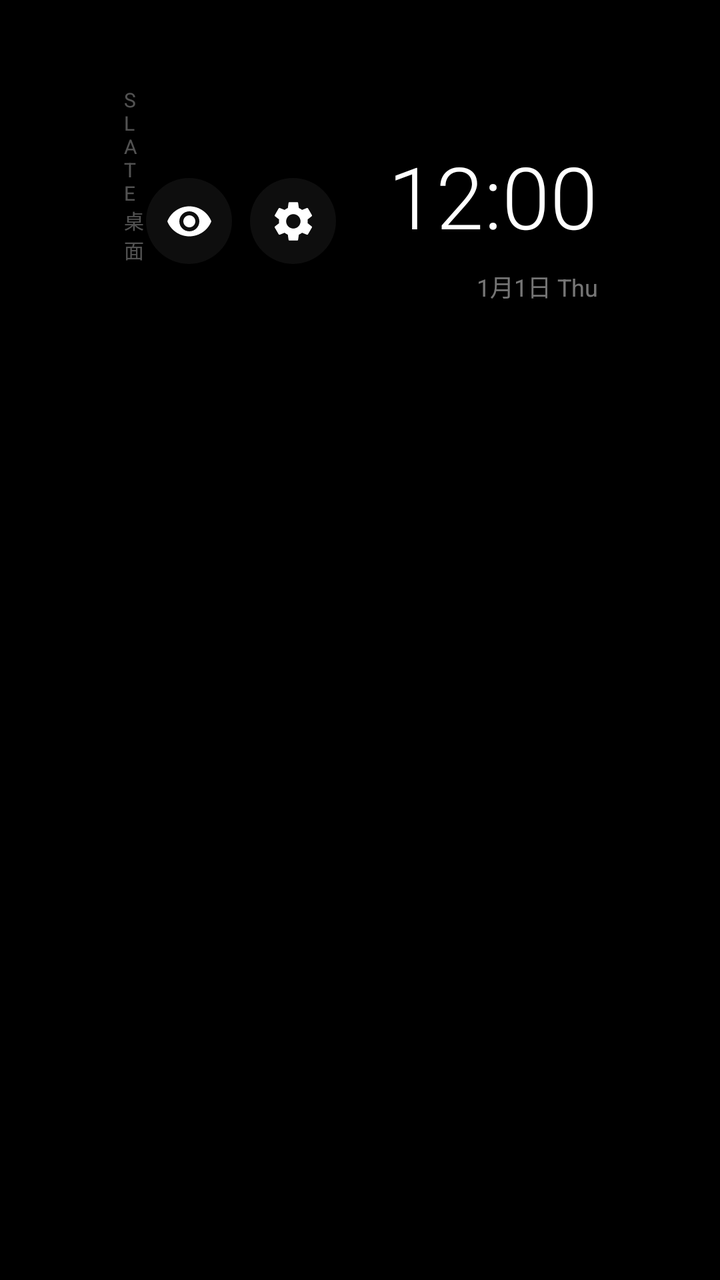
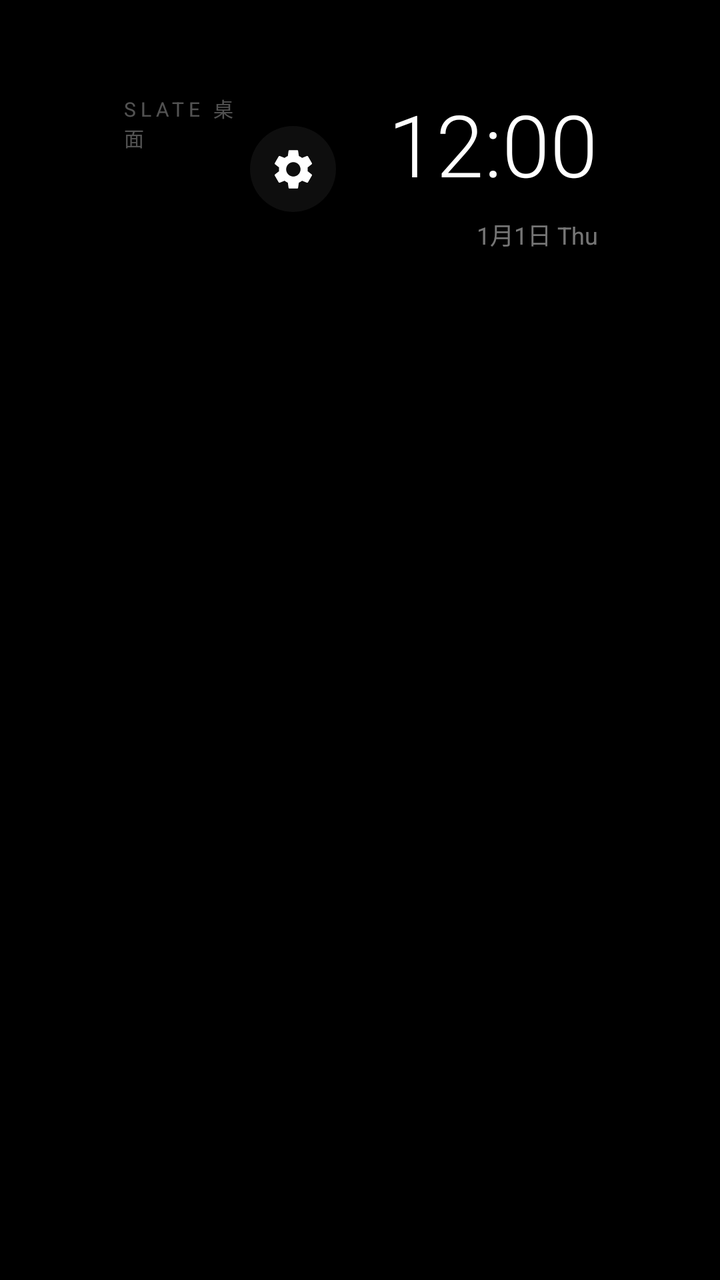

Before-and-after screenshots of an Android layout around one commit, followed by the original layout XML and the change that was made.
<!-- AndroidManifest.xml: application theme Theme.Slate -->
<!-- res/layout/main.xml -->
<?xml version="1.0" encoding="utf-8"?>
<LinearLayout xmlns:android="http://schemas.android.com/apk/res/android"
    android:layout_width="match_parent"
    android:layout_height="match_parent"
    android:background="@color/background"
    android:orientation="vertical">

    <LinearLayout
        android:layout_width="match_parent"
        android:layout_height="wrap_content"
        android:gravity="center_vertical"
        android:paddingStart="@dimen/edge"
        android:paddingTop="43dp"
        android:paddingEnd="@dimen/edge"
        android:paddingBottom="16dp">

        <LinearLayout
            android:layout_width="0dp"
            android:layout_height="wrap_content"
            android:layout_weight="1"
            android:orientation="vertical">

            <TextView
                android:layout_width="wrap_content"
                android:layout_height="wrap_content"
                android:letterSpacing="0.22"
                android:text="@string/eyebrow"
                android:textColor="@color/text_eyebrow"
                android:textSize="10sp" />

            <TextView
                android:id="@+id/title"
                android:layout_width="match_parent"
                android:layout_height="wrap_content"
                android:layout_marginTop="6dp"
                android:ellipsize="end"
                android:fontFamily="sans-serif-light"
                android:maxLines="1"
                android:textColor="@color/text_primary"
                android:textSize="@dimen/title_size" />
        </LinearLayout>

        <ImageButton
            android:id="@+id/hidden"
            android:layout_width="@dimen/tool_size"
            android:layout_height="@dimen/tool_size"
            android:background="@drawable/btn_bg"
            android:contentDescription="@string/hidden_apps"
            android:focusable="true"
            android:src="@drawable/ic_hidden"
            android:tint="@color/btn_tint" />

        <ImageButton
            android:id="@+id/settings"
            android:layout_width="@dimen/tool_size"
            android:layout_height="@dimen/tool_size"
            android:layout_marginStart="9dp"
            android:background="@drawable/btn_bg"
            android:contentDescription="@string/settings"
            android:focusable="true"
            android:src="@drawable/ic_settings"
            android:tint="@color/btn_tint" />

        <LinearLayout
            android:layout_width="wrap_content"
            android:layout_height="wrap_content"
            android:layout_marginStart="26dp"
            android:gravity="end"
            android:orientation="vertical">

            <TextClock
                android:layout_width="wrap_content"
                android:layout_height="wrap_content"
                android:fontFamily="sans-serif-light"
                android:format12Hour="h:mm"
                android:format24Hour="HH:mm"
                android:textColor="#FFFFFF"
                android:textSize="@dimen/clock_size" />

            <TextClock
                android:layout_width="wrap_content"
                android:layout_height="wrap_content"
                android:layout_marginTop="8dp"
                android:format12Hour="M月d日 EEE"
                android:format24Hour="M月d日 EEE"
                android:textColor="@color/text_secondary"
                android:textSize="12sp" />
        </LinearLayout>
    </LinearLayout>

    <FrameLayout
        android:layout_width="match_parent"
        android:layout_height="0dp"
        android:layout_weight="1">

        <ScrollView
            android:id="@+id/scroll"
            android:layout_width="match_parent"
            android:layout_height="match_parent"
            android:clipChildren="false"
            android:clipToPadding="false"
            android:fillViewport="true"
            android:paddingTop="8dp"
            android:paddingBottom="32dp"
            android:scrollbars="none">

            <FrameLayout
                android:layout_width="match_parent"
                android:layout_height="match_parent"
                android:clipChildren="false"
                android:gravity="center">

                <GridLayout
                    android:id="@+id/grid"
                    android:layout_width="wrap_content"
                    android:layout_height="wrap_content"
                    android:layout_gravity="center"
                    android:clipChildren="false"
                    android:columnCount="4" />
            </FrameLayout>
        </ScrollView>

        <TextView
            android:id="@+id/empty"
            android:layout_width="wrap_content"
            android:layout_height="wrap_content"
            android:layout_gravity="center"
            android:text="@string/empty"
            android:textColor="@color/text_secondary"
            android:textSize="16sp"
            android:visibility="gone" />
    </FrameLayout>
</LinearLayout>
<!-- resources referenced by this layout -->
<resources>
  <color name="background">#FF000000</color>
  <color name="text_eyebrow">#52FFFFFF</color>
  <color name="text_primary">#F0FFFFFF</color>
  <color name="text_secondary">#75FFFFFF</color>
  <dimen name="clock_size">43sp</dimen>
  <dimen name="edge">61dp</dimen>
  <dimen name="title_size">30sp</dimen>
  <dimen name="tool_size">43dp</dimen>
  <!-- drawable btn_bg (drawable) -->
  <?xml version="1.0" encoding="utf-8"?>
  <selector xmlns:android="http://schemas.android.com/apk/res/android">
      <item android:state_focused="true">
          <shape android:shape="oval">
              <solid android:color="#FFFFFF" />
          </shape>
      </item>
      <item android:drawable="@drawable/btn_bg_normal" />
  </selector>
  <!-- drawable ic_hidden (drawable) -->
  <vector xmlns:android="http://schemas.android.com/apk/res/android"
      android:width="24dp"
      android:height="24dp"
      android:viewportWidth="24"
      android:viewportHeight="24">
      <path
          android:fillColor="#FFFFFFFF"
          android:pathData="M12,4.5C7,4.5 2.73,7.61 1,12c1.73,4.39 6,7.5 11,7.5s9.27,-3.11 11,-7.5c-1.73,-4.39 -6,-7.5 -11,-7.5zM12,17c-2.76,0 -5,-2.24 -5,-5s2.24,-5 5,-5 5,2.24 5,5 -2.24,5 -5,5zM12,9c-1.66,0 -3,1.34 -3,3s1.34,3 3,3 3,-1.34 3,-3 -1.34,-3 -3,-3z" />
  </vector>
  <!-- drawable ic_settings (drawable) -->
  <vector xmlns:android="http://schemas.android.com/apk/res/android"
      android:width="24dp"
      android:height="24dp"
      android:viewportWidth="24"
      android:viewportHeight="24">
      <path
          android:fillColor="#FFFFFFFF"
          android:pathData="M19.14,12.94c0.04,-0.3 0.06,-0.61 0.06,-0.94c0,-0.32 -0.02,-0.64 -0.07,-0.94l2.03,-1.58c0.18,-0.14 0.23,-0.41 0.12,-0.61l-1.92,-3.32c-0.12,-0.22 -0.37,-0.29 -0.59,-0.22l-2.39,0.96c-0.5,-0.38 -1.03,-0.7 -1.62,-0.94L14.4,2.81c-0.04,-0.24 -0.24,-0.41 -0.48,-0.41h-3.84c-0.24,0 -0.43,0.17 -0.47,0.41L9.25,5.35C8.66,5.59 8.12,5.92 7.63,6.29L5.24,5.33c-0.22,-0.08 -0.47,0 -0.59,0.22L2.74,8.87C2.62,9.08 2.66,9.34 2.86,9.48l2.03,1.58C4.84,11.36 4.8,11.69 4.8,12s0.02,0.64 0.07,0.94l-2.03,1.58c-0.18,0.14 -0.23,0.41 -0.12,0.61l1.92,3.32c0.12,0.22 0.37,0.29 0.59,0.22l2.39,-0.96c0.5,0.38 1.03,0.7 1.62,0.94l0.36,2.54c0.05,0.24 0.24,0.41 0.48,0.41h3.84c0.24,0 0.44,-0.17 0.47,-0.41l0.36,-2.54c0.59,-0.24 1.13,-0.56 1.62,-0.94l2.39,0.96c0.22,0.08 0.47,0 0.59,-0.22l1.92,-3.32c0.12,-0.22 0.07,-0.47 -0.12,-0.61L19.14,12.94zM12,15.6c-1.98,0 -3.6,-1.62 -3.6,-3.6s1.62,-3.6 3.6,-3.6s3.6,1.62 3.6,3.6S13.98,15.6 12,15.6z" />
  </vector>
  <string name="empty">没有找到可启动的应用</string>
  <string name="eyebrow">SLATE 桌面</string>
  <string name="hidden_apps">已隐藏的应用</string>
  <string name="settings">设置</string>
  <style name="Theme.Slate" parent="android:Theme.Material.NoActionBar">
          <item name="android:windowBackground">@color/background</item>
          <item name="android:windowFullscreen">true</item>
          <item name="android:windowShowWallpaper">false</item>
          <item name="android:colorAccent">@color/accent</item>
      </style>
  <!-- drawable btn_bg_normal (drawable) -->
  <?xml version="1.0" encoding="utf-8"?>
  <shape xmlns:android="http://schemas.android.com/apk/res/android" android:shape="oval">
      <solid android:color="#0EFFFFFF" />
  </shape>
  <color name="accent">#FFFFFFFF</color>
</resources>

<!-- the commit's change to res/layout/main.xml (unified diff, before → after) -->
@@ -41,20 +41,9 @@
         </LinearLayout>
 
         <ImageButton
-            android:id="@+id/hidden"
-            android:layout_width="@dimen/tool_size"
-            android:layout_height="@dimen/tool_size"
-            android:background="@drawable/btn_bg"
-            android:contentDescription="@string/hidden_apps"
-            android:focusable="true"
-            android:src="@drawable/ic_hidden"
-            android:tint="@color/btn_tint" />
-
-        <ImageButton
             android:id="@+id/settings"
             android:layout_width="@dimen/tool_size"
             android:layout_height="@dimen/tool_size"
-            android:layout_marginStart="9dp"
             android:background="@drawable/btn_bg"
             android:contentDescription="@string/settings"
             android:focusable="true"
<!-- resource entries referenced after the edit -->
@@ -18,16 +18,6 @@
       </item>
       <item android:drawable="@drawable/btn_bg_normal" />
   </selector>
-  <!-- drawable ic_hidden (drawable) -->
-  <vector xmlns:android="http://schemas.android.com/apk/res/android"
-      android:width="24dp"
-      android:height="24dp"
-      android:viewportWidth="24"
-      android:viewportHeight="24">
-      <path
-          android:fillColor="#FFFFFFFF"
-          android:pathData="M12,4.5C7,4.5 2.73,7.61 1,12c1.73,4.39 6,7.5 11,7.5s9.27,-3.11 11,-7.5c-1.73,-4.39 -6,-7.5 -11,-7.5zM12,17c-2.76,0 -5,-2.24 -5,-5s2.24,-5 5,-5 5,2.24 5,5 -2.24,5 -5,5zM12,9c-1.66,0 -3,1.34 -3,3s1.34,3 3,3 3,-1.34 3,-3 -1.34,-3 -3,-3z" />
-  </vector>
   <!-- drawable ic_settings (drawable) -->
   <vector xmlns:android="http://schemas.android.com/apk/res/android"
       android:width="24dp"
@@ -40,7 +30,6 @@
   </vector>
   <string name="empty">没有找到可启动的应用</string>
   <string name="eyebrow">SLATE 桌面</string>
-  <string name="hidden_apps">已隐藏的应用</string>
   <string name="settings">设置</string>
   <style name="Theme.Slate" parent="android:Theme.Material.NoActionBar">
           <item name="android:windowBackground">@color/background</item>
